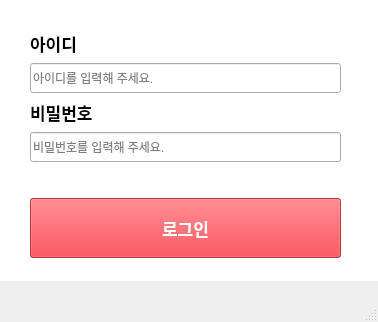
First picture: the form in 210 pyside6/100 pyside gui/login.ui, repository creedboygit/python-crawling, before the edit.
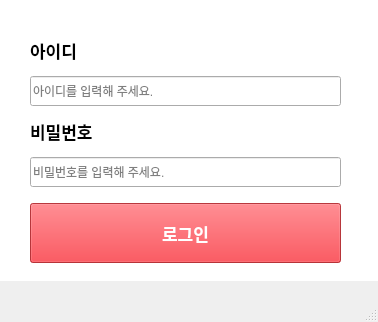
Second picture: the form after the edit.

Commit message: 로그인 ui 파일 생성

Patch:
```diff
--- a/210 pyside6/100 pyside gui/login.ui
+++ b/210 pyside6/100 pyside gui/login.ui
@@ -20,7 +20,7 @@
       <x>30</x>
       <y>30</y>
       <width>311</width>
-      <height>228</height>
+      <height>233</height>
      </rect>
     </property>
     <layout class="QGridLayout" name="gridLayout">
@@ -110,7 +110,7 @@
        <property name="sizeHint" stdset="0">
         <size>
          <width>40</width>
-         <height>30</height>
+         <height>10</height>
         </size>
        </property>
       </spacer>
```
The commit also changes 1 other file.
